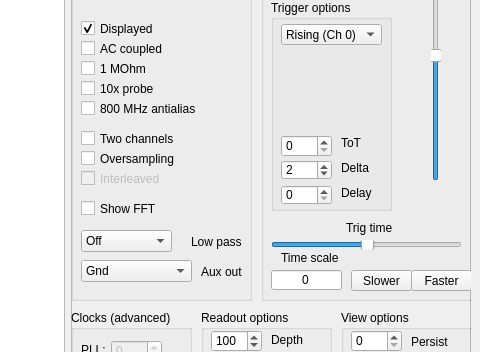
This is software/HaasoscopePro.ui in drandyhaas/HaasoscopePro as Qt 5 draws it before an edit; both pictures show x 745 to 1225 and y 138 to 490 of the 1225 by 895 pixel window. The edited form follows.
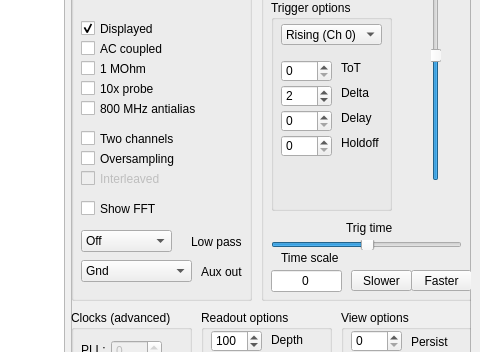
This is the edited form. Custom widgets are drawn as their Qt base class.

Commit message: trigger delay and holdoff

Diff of the .ui file:
```diff
--- a/software/HaasoscopePro.ui
+++ b/software/HaasoscopePro.ui
@@ -339,7 +339,7 @@
          <property name="geometry">
           <rect>
            <x>10</x>
-           <y>135</y>
+           <y>60</y>
            <width>51</width>
            <height>22</height>
           </rect>
@@ -366,8 +366,8 @@
          <property name="geometry">
           <rect>
            <x>70</x>
-           <y>135</y>
-           <width>41</width>
+           <y>60</y>
+           <width>51</width>
            <height>16</height>
           </rect>
          </property>
@@ -384,9 +384,9 @@
          <property name="geometry">
           <rect>
            <x>10</x>
-           <y>160</y>
+           <y>85</y>
            <width>51</width>
-           <height>20</height>
+           <height>22</height>
           </rect>
          </property>
          <property name="font">
@@ -411,8 +411,8 @@
          <property name="geometry">
           <rect>
            <x>70</x>
-           <y>160</y>
-           <width>41</width>
+           <y>85</y>
+           <width>51</width>
            <height>16</height>
           </rect>
          </property>
@@ -481,8 +481,8 @@
          <property name="geometry">
           <rect>
            <x>70</x>
-           <y>185</y>
-           <width>41</width>
+           <y>110</y>
+           <width>51</width>
            <height>16</height>
           </rect>
          </property>
@@ -499,9 +499,9 @@
          <property name="geometry">
           <rect>
            <x>10</x>
-           <y>185</y>
+           <y>110</y>
            <width>51</width>
-           <height>20</height>
+           <height>22</height>
           </rect>
          </property>
          <property name="font">
@@ -522,6 +522,54 @@
           <number>0</number>
          </property>
         </widget>
+        <widget class="QSpinBox" name="trigger_holdoff_box">
+         <property name="geometry">
+          <rect>
+           <x>10</x>
+           <y>135</y>
+           <width>51</width>
+           <height>22</height>
+          </rect>
+         </property>
+         <property name="font">
+          <font>
+           <family>Arial</family>
+          </font>
+         </property>
+         <property name="toolTip">
+          <string>Time needed failing threshold before passing threshold</string>
+         </property>
+         <property name="accelerated">
+          <bool>true</bool>
+         </property>
+         <property name="minimum">
+          <number>0</number>
+         </property>
+         <property name="maximum">
+          <number>255</number>
+         </property>
+         <property name="value">
+          <number>0</number>
+         </property>
+        </widget>
+        <widget class="QLabel" name="label_27">
+         <property name="geometry">
+          <rect>
+           <x>70</x>
+           <y>135</y>
+           <width>51</width>
+           <height>16</height>
+          </rect>
+         </property>
+         <property name="font">
+          <font>
+           <family>Arial</family>
+          </font>
+         </property>
+         <property name="text">
+          <string>Holdoff</string>
+         </property>
+        </widget>
        </widget>
        <widget class="QLineEdit" name="timebaseBox">
         <property name="enabled">
@@ -532,7 +580,7 @@
           <x>10</x>
           <y>380</y>
           <width>71</width>
-          <height>20</height>
+          <height>22</height>
          </rect>
         </property>
         <property name="font">
```
Left out of the diff: 22 changed lines with no effect on the pictures. The commit also changes 18 other files.
